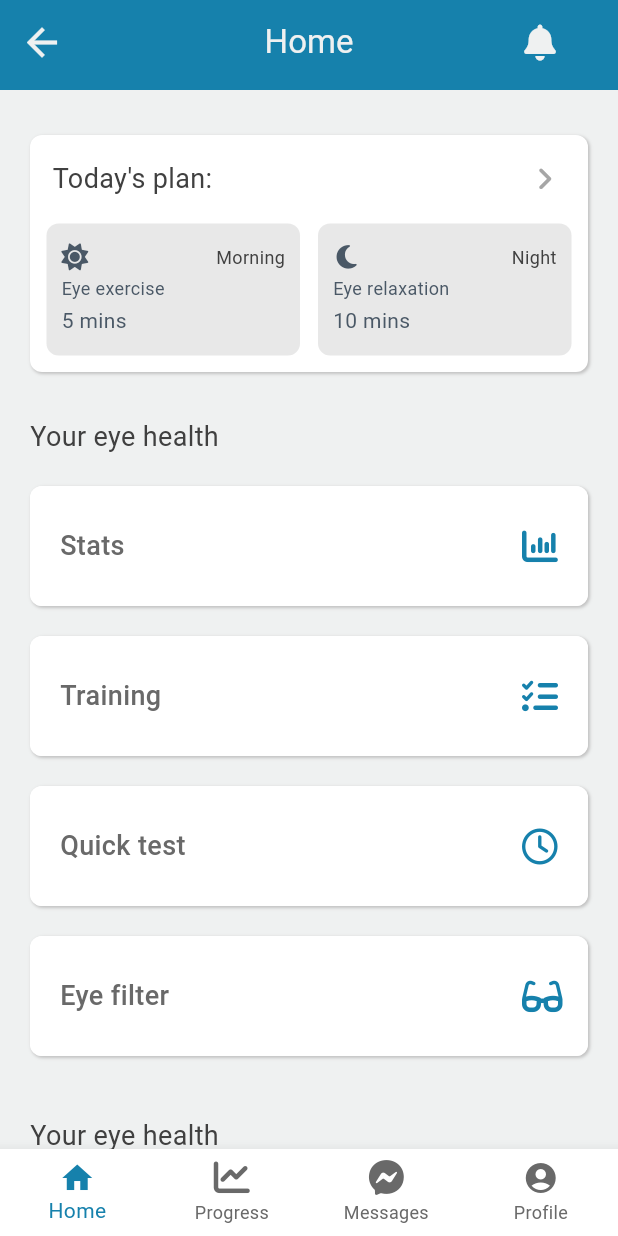
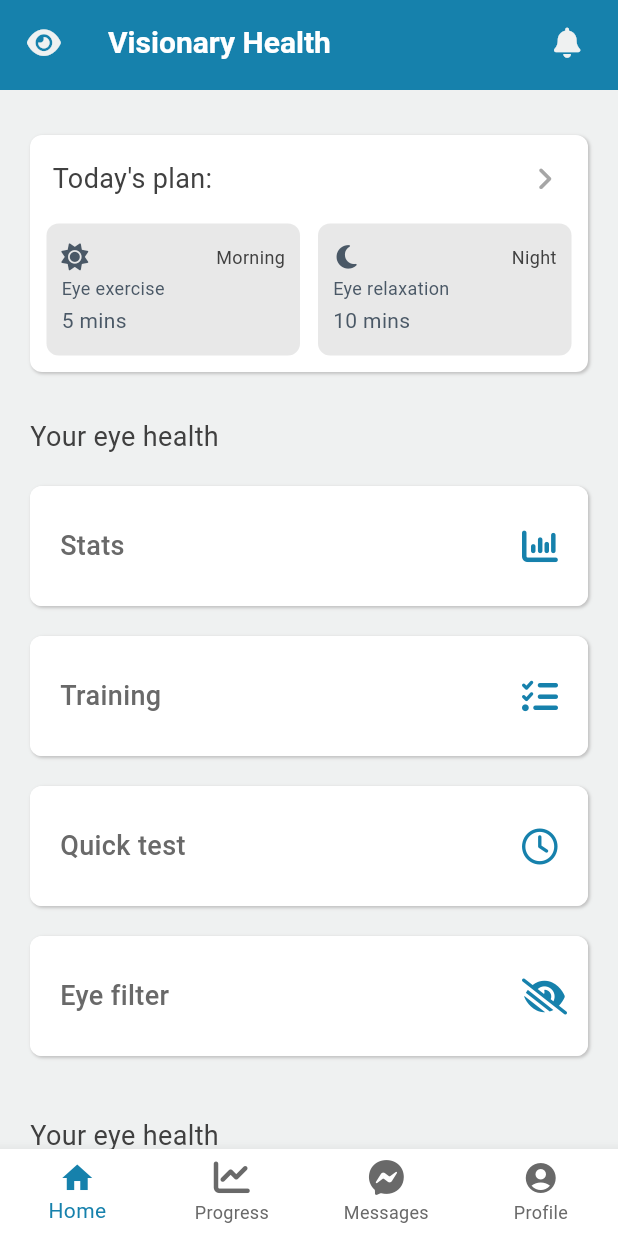
Before and after one commit to Jarwesbub/healthcare_superplatform, a Flutter app: the EyesightPageManager screen opened directly, on a phone screen of 412 x 824 dp. Run offline on Flutter 3.47's test engine with Material 3 defaults, Android fonts, the phone set to English and light mode, and no system bars; our stand-ins replace bubble, flutter_local_notifications, flutter_svg, font_awesome_flutter, permission_handler, shared_preferences; missing offline and left inert: dialogflow_flutter_plus; accounts and stored records are empty.

Commit message:
Updated appbar design

```diff
--- a/lib/demos/eyesight_stats/models/eyesight_text_style.dart
+++ b/lib/demos/eyesight_stats/models/eyesight_text_style.dart
@@ -2,8 +2,12 @@ import 'package:flutter/material.dart';
 import 'package:healthcare_superplatform/demos/eyesight_stats/models/eyesight_colors.dart';
 
 class EyesightTextStyle {
+  final title = TextStyle(
+    color: Colors.white,
+    fontSize: 20,
+    fontWeight: FontWeight.w600,
+  );
   final header = TextStyle(color: EyesightColors().onSurface, fontSize: 18);
-
   final label = TextStyle(
     color: EyesightColors().customSecondary,
     fontSize: 18,
--- a/lib/demos/eyesight_stats/pages/eyesight_home_page.dart
+++ b/lib/demos/eyesight_stats/pages/eyesight_home_page.dart
@@ -109,7 +109,7 @@ class EyesightHomePage extends StatelessWidget {
             ),
             EyesightPageButtonWidget(
               text: 'Eye filter',
-              icon: FontAwesomeIcons.glasses,
+              icon: FontAwesomeIcons.eyeLowVision,
               page: null,
             ),
           ],
--- a/lib/demos/eyesight_stats/pages/eyesight_page_manager.dart
+++ b/lib/demos/eyesight_stats/pages/eyesight_page_manager.dart
@@ -34,7 +34,10 @@ class _EyesightPageManagerState extends State<EyesightPageManager> {
         MediaQuery.of(context).size.width < PageConstants.mobileViewLimit;
 
     return Scaffold(
-      appBar: EyesightAppBar(title: pageList.keys.elementAt(currentPage)),
+      appBar: EyesightAppBar(
+        title: 'Visionary Health',
+        isBackButtonVisible: false,
+      ),
       backgroundColor: EyesightColors().surface,
       body: pageList.values.elementAt(currentPage),
       bottomNavigationBar:
--- a/lib/demos/eyesight_stats/pages/eyesight_stats_page.dart
+++ b/lib/demos/eyesight_stats/pages/eyesight_stats_page.dart
@@ -37,7 +37,7 @@ class _EyesightStatsState extends State<EyesightStatsPage> {
   @override
   Widget build(BuildContext context) {
     return Scaffold(
-      appBar: EyesightAppBar(title: 'Eye stats'),
+      appBar: EyesightAppBar(title: 'Eye stats', isBackButtonVisible: true),
       backgroundColor: EyesightColors().surface,
       body: Padding(
         padding: const EdgeInsets.symmetric(horizontal: 40, vertical: 20),
--- a/lib/demos/eyesight_stats/widgets/eyesight_appbar.dart
+++ b/lib/demos/eyesight_stats/widgets/eyesight_appbar.dart
@@ -1,94 +1,57 @@
 import 'package:flutter/material.dart';
 import 'package:font_awesome_flutter/font_awesome_flutter.dart';
 import 'package:healthcare_superplatform/demos/eyesight_stats/models/eyesight_colors.dart';
+import 'package:healthcare_superplatform/demos/eyesight_stats/models/eyesight_text_style.dart';
 
 class EyesightAppBar extends StatelessWidget implements PreferredSizeWidget {
-  const EyesightAppBar({super.key, required this.title});
+  const EyesightAppBar({
+    super.key,
+    required this.title,
+    required this.isBackButtonVisible,
+  });
   final String title;
+  final bool isBackButtonVisible;
 
   @override
   Widget build(BuildContext context) {
-    if (MediaQuery.of(context).size.width < 701) {
-      // Set the mobile view if the screen width is less than the given value.
-      return mobileView(context);
-    }
-    // Use desktop view by default.
-    return desktopView(context);
+    return mobileView(context);
   }
 
   Widget mobileView(BuildContext context) {
     return AppBar(
       automaticallyImplyLeading: false,
-      title: Text(title),
-      centerTitle: true,
+      title: Text(title, style: EyesightTextStyle().title),
+      centerTitle: false,
       backgroundColor: EyesightColors().customPrimary,
       foregroundColor: EyesightColors().surface,
-      actions: [userPopupMenu()],
 
       leading:
-          Navigator.canPop(context) // Check if back button can be used.
-              ? IconButton(
-                onPressed: () {
-                  if (Navigator.canPop(context)) {
-                    // Checks if the current view can be closed.
-                    Navigator.pop(context);
-                  }
-                },
-                icon: const Icon(Icons.arrow_back, size: 30),
-              )
-              : null,
+          isBackButtonVisible
+              // Back button view.
+              ? iconButton(Icons.arrow_back, 30, () {
+                if (Navigator.canPop(context)) {
+                  Navigator.pop(context);
+                }
+              })
+              // Normal view.
+              : iconButton(FontAwesomeIcons.solidEye, 20, () {
+                if (Navigator.canPop(context)) {
+                  Navigator.pop(context);
+                }
+              }),
+
+      actions: [
+        iconButton(FontAwesomeIcons.solidBell, 20, () {
+          debugPrint('Pressed bell button');
+        }),
+      ],
     );
   }
 
-  Widget desktopView(BuildContext context) {
-    return AppBar(
-      automaticallyImplyLeading: false,
-      title: Text(title, style: TextStyle(color: Colors.white, fontSize: 24)),
-      centerTitle: true,
-      actions: [
-        Row(
-          mainAxisAlignment: MainAxisAlignment.spaceBetween,
-          children: [
-            Text(
-              '<username>',
-              style: TextStyle(color: Colors.white, fontSize: 20),
-            ),
-            userPopupMenu(),
-          ],
-        ),
-      ],
-      leading: null,
-    );
-  }
-
-  // Popup menu widget for the user specific actions.
-  Widget userPopupMenu() {
-    void onButtonPress(int buttonIndex) {
-      switch (buttonIndex) {
-        case 0:
-          debugPrint('Clicked Profile');
-          break;
-        case 1:
-          debugPrint('Clicked Settings');
-          break;
-        case 2:
-          debugPrint('Clicked Logout');
-          break;
-      }
-    }
-
-    return PopupMenuButton<int>(
-      offset: Offset(0, 52),
-      menuPadding: EdgeInsets.symmetric(horizontal: 20),
-      padding: const EdgeInsets.symmetric(horizontal: 40),
-      onSelected: (value) => onButtonPress(value),
-      icon: Icon(FontAwesomeIcons.solidBell),
-      itemBuilder:
-          (context) => [
-            PopupMenuItem<int>(value: 0, child: Text('Profile')),
-            PopupMenuItem<int>(value: 1, child: Text('Settings')),
-            PopupMenuItem<int>(value: 2, child: Text('Logout')),
-          ],
+  Widget iconButton(IconData icon, double size, VoidCallback? onPressed) {
+    return Padding(
+      padding: const EdgeInsets.symmetric(horizontal: 10),
+      child: IconButton(onPressed: onPressed, icon: Icon(icon, size: size)),
     );
   }
 
```
